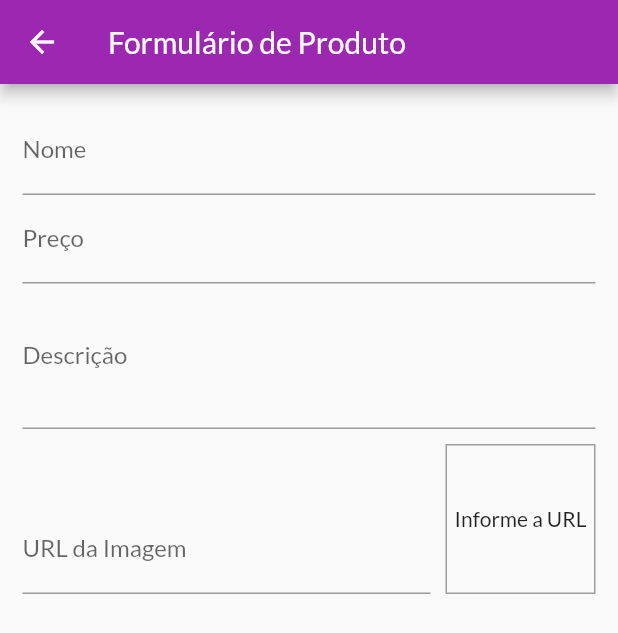
After one commit to faamaral/shopmate, a Flutter app: the ProductFormPage screen opened by its route, on a phone screen of 412 x 824 dp. The commit adds this screen. Shown: the top 633 px of the screen. Run offline on Flutter 3.47's test engine with Material 2 defaults, Android fonts, the phone set to English and light mode, and no system bars; network calls fail.

Commit message:
#11 build product form page

```diff
--- a/lib/models/product_list.dart
+++ b/lib/models/product_list.dart
@@ -7,6 +7,9 @@ class ProductList with ChangeNotifier {
 
   List<Product> get items => [..._items];
   List<Product> get favoriteItems => _items.where((prod) => prod.isFavorite).toList();
+  int get itemsCount {
+    return _items.length;
+  }
 
   void addProduto(Product product) {
     _items.add(product);
--- a/lib/pages/cart_page.dart
+++ b/lib/pages/cart_page.dart
@@ -2,7 +2,6 @@ import 'package:flutter/material.dart';
 import 'package:provider/provider.dart';
 import 'package:shop/components/cart_item.dart';
 import 'package:shop/models/cart.dart';
-import 'package:shop/models/order.dart';
 import 'package:shop/models/order_list.dart';
 
 class CartPage extends StatelessWidget {
--- /dev/null
+++ b/lib/pages/product_form_page.dart
@@ -0,0 +1,114 @@
+import 'package:flutter/material.dart';
+
+class ProductFormPage extends StatefulWidget {
+  const ProductFormPage({super.key});
+
+  @override
+  State<ProductFormPage> createState() => _ProductFormPageState();
+}
+
+class _ProductFormPageState extends State<ProductFormPage> {
+  final _priceFocus = FocusNode();
+  final _descriptionFocus = FocusNode();
+  final _imageUrlFocus = FocusNode();
+
+  final _imageUrlController = TextEditingController();
+
+  @override
+  void initState() {
+    super.initState();
+    _imageUrlFocus.addListener(updateImage);
+  }
+
+  @override
+  void dispose() {
+    super.dispose();
+    _priceFocus.dispose();
+    _descriptionFocus.dispose();
+    _imageUrlFocus.removeListener(updateImage);
+    _imageUrlFocus.dispose();
+  }
+
+  void updateImage() => setState(() {
+
+  });
+
+  @override
+  Widget build(BuildContext context) {
+    return Scaffold(
+      appBar: AppBar(
+        title: const Text('Formulário de Produto'),
+      ),
+      body: Padding(
+        padding: const EdgeInsets.all(15),
+        child: Form(
+          child: ListView(
+            children: [
+              TextFormField(
+                decoration: const InputDecoration(
+                  labelText: "Nome",
+                ),
+                textInputAction: TextInputAction.next,
+                onFieldSubmitted: (value) {
+                  FocusScope.of(context).requestFocus(_priceFocus);
+                },
+              ),
+              TextFormField(
+                decoration: const InputDecoration(
+                  labelText: "Preço",
+                ),
+                textInputAction: TextInputAction.next,
+                focusNode: _priceFocus,
+                keyboardType:
+                    const TextInputType.numberWithOptions(decimal: true),
+                onFieldSubmitted: (value) =>
+                    FocusScope.of(context).requestFocus(_descriptionFocus),
+              ),
+              TextFormField(
+                decoration: const InputDecoration(
+                  labelText: "Descrição",
+                ),
+                focusNode: _descriptionFocus,
+                textInputAction: TextInputAction.next,
+                keyboardType: TextInputType.multiline,
+                maxLines: 3,
+              ),
+              Row(
+                crossAxisAlignment: CrossAxisAlignment.end,
+                children: [
+                  Expanded(
+                    child: TextFormField(
+                      decoration: const InputDecoration(
+                        labelText: "URL da Imagem",
+                      ),
+                      focusNode: _imageUrlFocus,
+                      textInputAction: TextInputAction.done,
+                      keyboardType: TextInputType.url,
+                      controller: _imageUrlController,
+                    ),
+                  ),
+                  Container(
+                    height: 100,
+                    width: 100,
+                    margin: const EdgeInsets.only(top: 10, left: 10),
+                    alignment: Alignment.center,
+                    decoration: BoxDecoration(
+                        border: Border.all(color: Colors.grey, width: 1)),
+                    child: _imageUrlController.text.isEmpty
+                        ? const Text('Informe a URL')
+                        : FittedBox(
+                            child: Image.network(
+                              _imageUrlController.text,
+                              fit: BoxFit.cover,
+                            ),
+                          ),
+                  ),
+                ],
+              ),
+            ],
+          ),
+        ),
+      ),
+    );
+  }
+}
--- a/lib/utils/app_routes.dart
+++ b/lib/utils/app_routes.dart
@@ -3,4 +3,6 @@ class AppRoutes {
   static const productDetail = '/product-detail';
   static const cart = '/cart';
   static const orders = '/orders';
+  static const products = '/products';
+  static const productForm = '/product-form';
 }
```
Also changed, not shown: lib/components/app_drawer.dart (+8 -0 lines), lib/components/product_item.dart (added, +35 -0 lines), lib/main.dart (+8 -4 lines), lib/pages/products_page.dart (added, +41 -0 lines).
